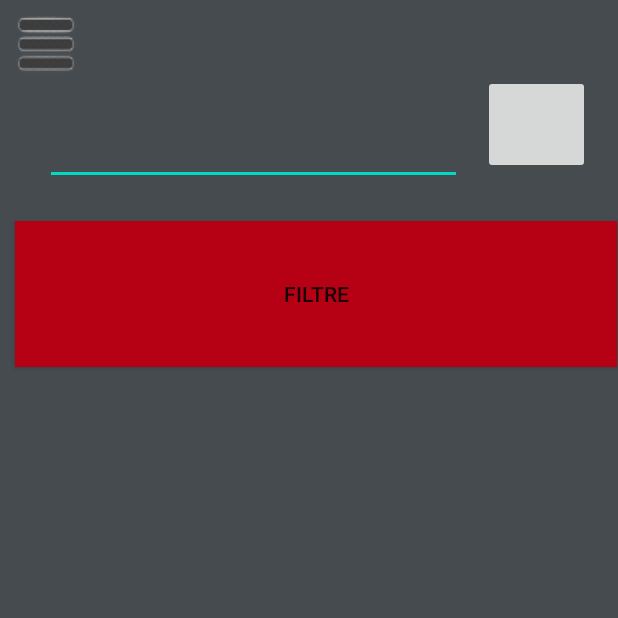
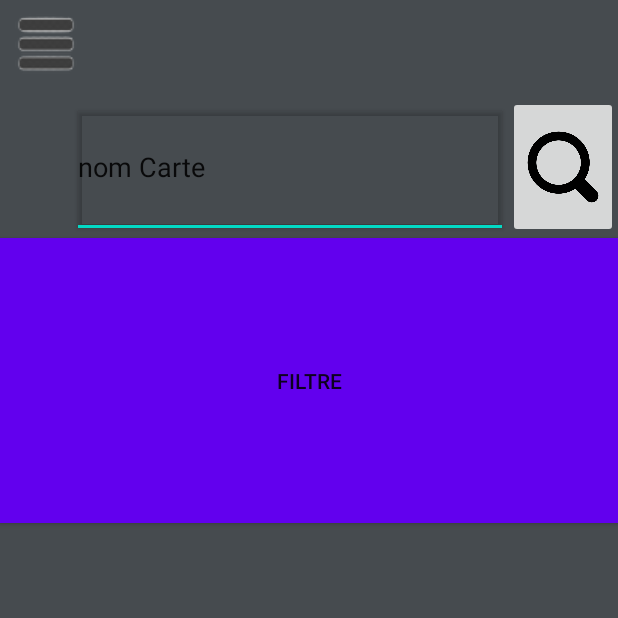
Before and after one commit to Chypri1/App-Yu-Gi-Oh-, an Android app: the AffichageMesCartes screen opened directly, with no data from a screen before it, on a phone screen of 412 x 824 dp, the top half of it. Run offline under Robolectric (Android 15) with nearby library versions, the light colour scheme and no system bars; our stand-ins replace Picasso; pictures from the network do not load; 1 statement that could not run was skipped.

Commit message:
fix : layout mesCartes resizeable

```diff
--- a/app/src/main/java/com/example/appyugioh/controlleur/ControlleurEnregistrerCarte.java
+++ b/app/src/main/java/com/example/appyugioh/controlleur/ControlleurEnregistrerCarte.java
@@ -1,5 +1,6 @@
 package com.example.appyugioh.controlleur;
 
+import android.annotation.SuppressLint;
 import android.content.pm.PackageManager;
 import android.support.annotation.NonNull;
 import android.view.Menu;
@@ -169,12 +170,33 @@ public class ControlleurEnregistrerCarte {
                 activite.getDrawerLayout().openDrawer(GravityCompat.START);
             }
         });
-        // Configuration du geste de balayage pour ouvrir le tiroir de navigation
-        activite.getDrawerLayout().setOnTouchListener(new OnSwipeTouchListener(activite) {
+        activite.getNomCarte().setOnFocusChangeListener(new View.OnFocusChangeListener() {
             @Override
-            public void onSwipeRight() {
-                if (!activite.getDrawerLayout().isDrawerOpen(GravityCompat.START)) {
-                    activite.getDrawerLayout().openDrawer(GravityCompat.START);
+            public void onFocusChange(View view, boolean hasFocus) {
+                // Vérifiez si l'EditText a le focus
+                if (hasFocus) {
+                    // Si oui, effacez le texte par défaut
+                    activite.getNomCarte().getText().clear();
+                } else {
+                    // Si non, réinitialisez le texte par défaut si le champ est vide
+                    if (activite.getNomCarte().getText().toString().isEmpty()) {
+                        activite.getNomCarte().setText(R.string.nom_carte);
+                    }
+                }
+            }
+        });
+        activite.getNomEdition().setOnFocusChangeListener(new View.OnFocusChangeListener() {
+            @Override
+            public void onFocusChange(View view, boolean hasFocus) {
+                // Vérifiez si l'EditText a le focus
+                if (hasFocus) {
+                    // Si oui, effacez le texte par défaut
+                    activite.getNomEdition().getText().clear();
+                } else {
+                    // Si non, réinitialisez le texte par défaut si le champ est vide
+                    if (activite.getNomEdition().getText().toString().isEmpty()) {
+                        activite.getNomEdition().setText(R.string.edition_de_la_carte);
+                    }
                 }
             }
         });
--- a/app/src/main/java/com/example/appyugioh/modele/rest/AccesExterneRest.java
+++ b/app/src/main/java/com/example/appyugioh/modele/rest/AccesExterneRest.java
@@ -166,19 +166,10 @@ public class AccesExterneRest {
                 listeCarteYuGiOh.addAll(mappeurCarteRest2CarteYuGiOh.mapperListeCarteRest2ListeCarteYuGiOh(cardsArray));
             } catch (IOException | JSONException e) {
                 Log.w("REQUETE", "Erreur: Aucune carte trouvée");
-
                 e.printStackTrace();
             }
 
         });
-
-        // Attendre que le thread se termine
-        try {
-            executorService.awaitTermination(10, TimeUnit.SECONDS);
-        } catch (InterruptedException e) {
-            e.printStackTrace();
-        }
-
         return listeCarteYuGiOh;
     }
 
--- a/app/src/main/res/layout/affichagemescartes.xml
+++ b/app/src/main/res/layout/affichagemescartes.xml
@@ -9,57 +9,102 @@
 
     <include layout="@layout/layout_btn_menu_deroulant" />
 
-    <androidx.constraintlayout.widget.ConstraintLayout
+    <LinearLayout
         android:layout_width="match_parent"
         android:layout_height="match_parent"
         android:orientation="vertical">
 
-        <EditText
-            android:id="@+id/rechercheCarte"
-            android:layout_width="278dp"
-            android:layout_height="73dp"
-            android:layout_marginLeft="30dp"
-            android:layout_marginTop="50dp"
-            android:ems="10"
-            android:inputType="text"
-            android:text="nom Carte"
-            app:layout_constraintStart_toStartOf="parent"
-            app:layout_constraintTop_toTopOf="parent"
-            tools:ignore="InvalidId" />
+        <!-- LinearLayout horizontal pour EditText et Bouton Recherche -->
+        <LinearLayout
+            android:layout_width="match_parent"
+            android:layout_height="0dp"
+            android:layout_weight="0.1"
+            android:layout_marginTop="64dp"
+            android:orientation="horizontal"
+            android:gravity="center_vertical">
 
-        <LinearLayout
-            android:id="@+id/layoutResultatRecherche"
-            android:layout_width="412dp"
-            android:layout_height="480dp"
-            android:layout_marginStart="1dp"
-            android:layout_marginTop="250dp"
-            android:orientation="horizontal"
-            app:layout_constraintStart_toStartOf="parent"
-            app:layout_constraintTop_toTopOf="parent"></LinearLayout>
+            <!-- EditText -->
+            <EditText
+                android:id="@+id/rechercheMesCartes"
+                android:layout_width="0dp"
+                android:layout_height="match_parent"
+                android:layout_weight="0.8"
+                android:layout_marginStart="48dp"
+                android:inputType="text"
+                android:text="@string/nom_Carte"
+                android:elevation="2dp" />
 
+            <!-- Bouton Recherche -->
+            <ImageButton
+                android:id="@+id/boutonRechercheMesCartes"
+                android:layout_width="0dp"
+                android:layout_height="match_parent"
+                android:layout_weight="0.2"
+                android:contentDescription="@string/recherche_de_carte"
+                android:src="@drawable/ic_search"
+                android:scaleType="fitCenter"/>
+        </LinearLayout>
+
+        <!-- Bouton Filtre -->
         <Button
             android:id="@+id/boutonFiltre"
-            android:layout_width="401dp"
-            android:layout_height="97dp"
-            android:layout_marginStart="10dp"
-            android:layout_marginTop="147dp"
-            android:background="@color/rouge"
-            android:text="FILTRE"
-            app:layout_constraintStart_toStartOf="parent"
-            app:layout_constraintTop_toTopOf="parent" />
+            android:layout_width="match_parent"
+            android:layout_height="0dp"
+            android:layout_weight="0.2"
+            android:text="@string/filtre"
+            android:background="@color/purple_500"/>
 
-        <ImageButton
-            android:id="@+id/boutonRechercheCarte"
-            android:layout_width="71dp"
-            android:layout_height="66dp"
-            android:layout_marginStart="322dp"
-            android:layout_marginTop="50dp"
-            app:layout_constraintStart_toStartOf="parent"
-            app:layout_constraintTop_toTopOf="parent"
-            app:srcCompat="@android:drawable/ic_menu_zoom" />
+        <!-- ScrollView -->
+        <androidx.core.widget.NestedScrollView
+            android:id="@+id/scrollViewRecherche"
+            android:layout_width="match_parent"
+            android:layout_height="0dp"
+            android:layout_weight="0.5">
 
-    </androidx.constraintlayout.widget.ConstraintLayout>
+            <LinearLayout
+                android:id="@+id/layoutResultatRecherche"
+                android:layout_width="match_parent"
+                android:layout_height="wrap_content"
+                android:orientation="vertical">
+                <!-- Votre contenu -->
+            </LinearLayout>
+        </androidx.core.widget.NestedScrollView>
 
+
+        <androidx.constraintlayout.widget.ConstraintLayout
+            android:id="@+id/buttonsLayout"
+            android:layout_width="match_parent"
+            android:layout_height="wrap_content"
+            android:orientation="horizontal">
+
+            <!-- Bouton Previous -->
+            <Button
+                android:id="@+id/previousButton"
+                android:layout_width="0dp"
+                android:layout_height="wrap_content"
+                android:text="@string/previous"
+                android:visibility="gone"
+                app:layout_constraintStart_toStartOf="parent"
+                app:layout_constraintEnd_toStartOf="@id/nextButton"
+                app:layout_constraintWidth_percent="0.5"
+                tools:ignore="MissingConstraints" />
+
+            <!-- Bouton Next -->
+            <Button
+                android:id="@+id/nextButton"
+                android:layout_width="0dp"
+                android:layout_height="wrap_content"
+                android:text="@string/next"
+                android:visibility="gone"
+                app:layout_constraintStart_toEndOf="@id/previousButton"
+                app:layout_constraintEnd_toEndOf="parent"
+                app:layout_constraintWidth_percent="0.5"
+                tools:ignore="MissingConstraints" />
+
+        </androidx.constraintlayout.widget.ConstraintLayout>
+
+
+    </LinearLayout>
     <com.google.android.material.navigation.NavigationView
         android:id="@+id/nav_view"
         android:layout_width="wrap_content"
--- a/app/src/main/res/values/strings.xml
+++ b/app/src/main/res/values/strings.xml
@@ -96,4 +96,5 @@
     <string name="bottom">Bottom</string>
     <string name="bottom_right">Bottom-Right</string>
     <string name="filtre">FILTRE</string>
+    <string name="edition_de_la_carte">édition de la carte</string>
 </resources>
```
